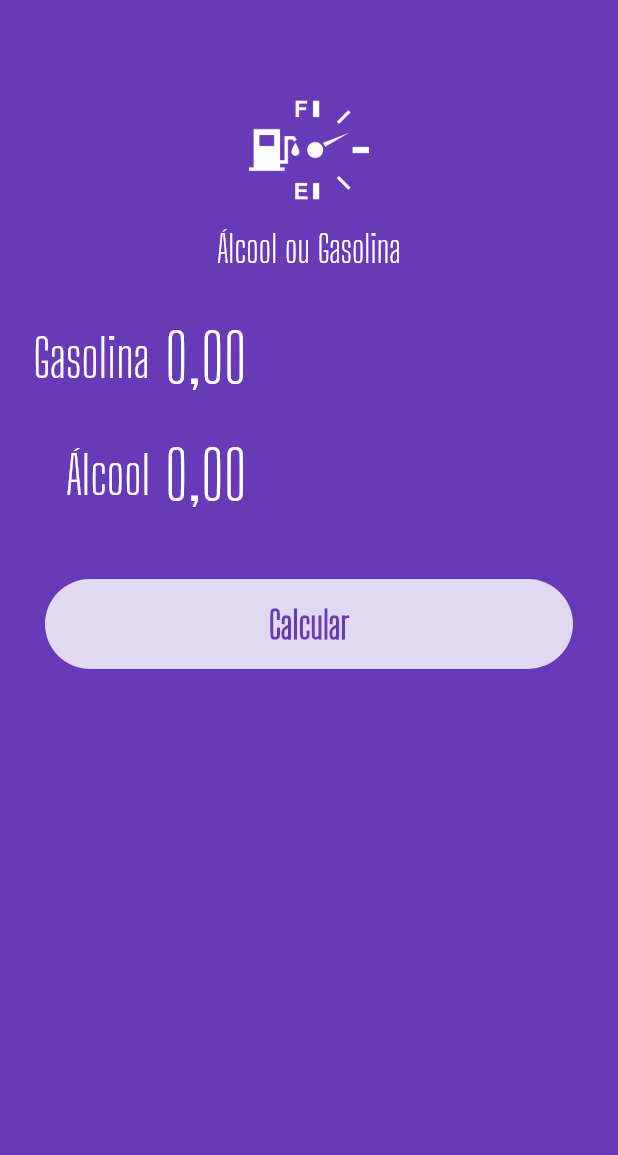
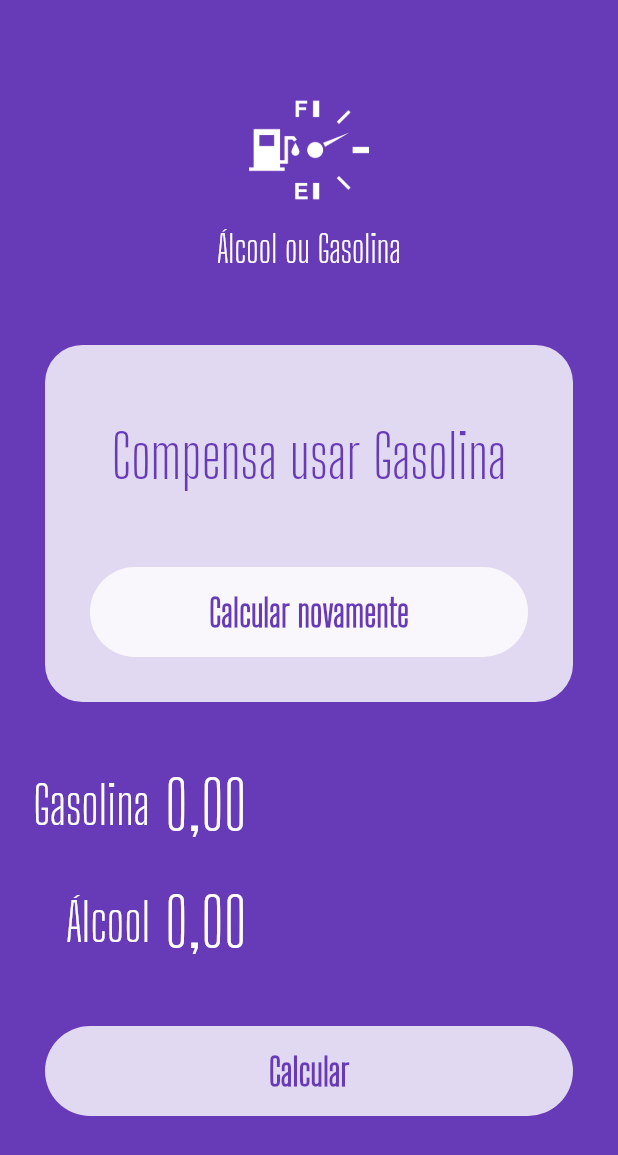
Before and after one commit to theemployee6-dev/alcool_ou_gasolina, a Flutter app: the screen it shows after launch, on a phone screen of 412 x 824 dp. Shown: the top 1155 px of the screen. Run offline on Flutter 3.47's test engine with Material 2 defaults, Android fonts, the light colour scheme and no system bars; our stand-ins replace flutter_masked_text2.

Commit message:
exibindo o resultado

```diff
--- a/lib/main.dart
+++ b/lib/main.dart
@@ -1,3 +1,5 @@
+import 'dart:ui';
+
 import 'package:alcool_ou_gasolina/widgets/input.widget.dart';
 import 'package:flutter_masked_text2/flutter_masked_text2.dart';
 
@@ -38,6 +40,50 @@
           children: [
             const Logo(),
             const SizedBox(height: 20),
+            Container(
+              margin: const EdgeInsets.all(30.0),
+              decoration: BoxDecoration(
+                color: Colors.white.withOpacity(0.8),
+                borderRadius: BorderRadius.circular(25.0),
+              ),
+              child: Column(
+                children: [
+                  const SizedBox(height: 50.0),
+                  Text(
+                    "Compensa usar Gasolina",
+                    style: TextStyle(
+                      color: Theme.of(context).primaryColor,
+                      fontSize: 40.0,
+                      fontFamily: "Big Shoulders Display",
+                    ),
+                  ),
+                  const SizedBox(height: 20.0),
+                  Container(
+                    height: 60.0,
+                    width: double.infinity,
+                    margin: const EdgeInsets.all(30.0),
+                    decoration: BoxDecoration(
+                      color: Colors.white.withOpacity(0.8),
+                      borderRadius: BorderRadius.circular(60.0),
+                    ),
+                    child: TextButton(
+                      onPressed: () {
+                        debugPrint("Botão Calcular");
+                      },
+                      child: Text(
+                        "Calcular novamente",
+                        style: TextStyle(
+                          color: Theme.of(context).primaryColor,
+                          fontSize: 25,
+                          fontFamily: "Big Shoulders Display",
+                          fontWeight: FontWeight.bold,
+                        ),
+                      ),
+                    ),
+                  ),
+                ],
+              ),
+            ),
             Input(label: 'Gasolina', ctrl: _gasCtrl),
             Input(label: 'Álcool', ctrl: _alcCtrl),
             Container(
```
